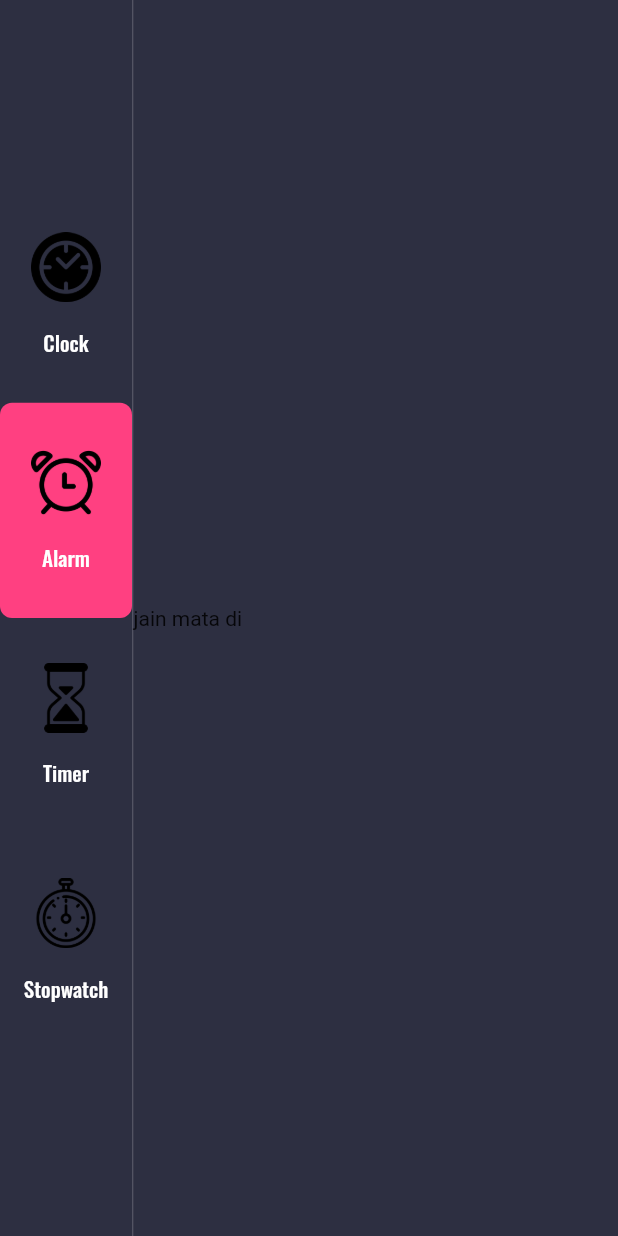
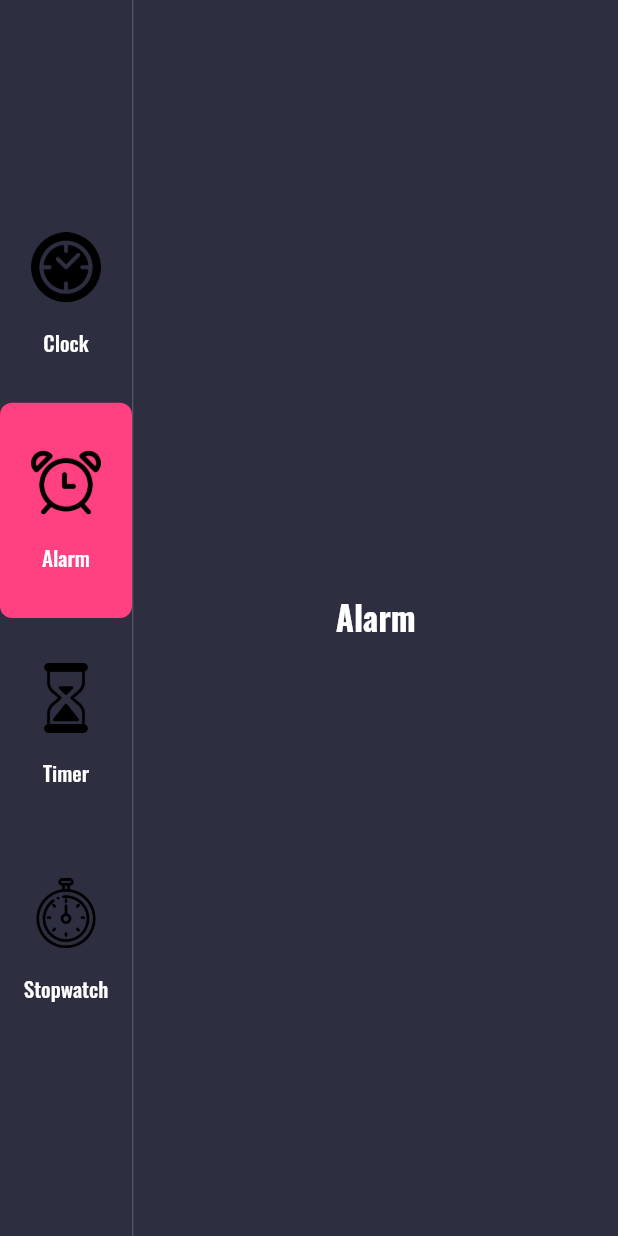
Before and after one commit to savagecarol/clock, a Flutter app: the screen it shows after launch, after a tap on "Alarm", on a phone screen of 412 x 824 dp. Run offline on Flutter 3.47's test engine with Material 2 defaults, Android fonts, the phone set to English and light mode, and no system bars; our stand-ins replace google_fonts.

Commit message:
alarm page started

```diff
--- a/lib/homepage/HomePage.dart
+++ b/lib/homepage/HomePage.dart
@@ -44,7 +44,7 @@ class _HomePageState extends State<HomePage> {
                 builder: (BuildContext context, MenuInfo value, Widget child) {
               if (value.menuType == MenuType.clock)
                 return ClockPage();
-              else if (value.menuType == MenuType.clock)
+              else if (value.menuType == MenuType.alarm)
                 return AlarmPage();
               else
                 return Container(child: Text("jain mata di"));
--- a/lib/pages/AlarmPage.dart
+++ b/lib/pages/AlarmPage.dart
@@ -1,3 +1,4 @@
+import 'package:clock/widgets/genralwidget.dart';
 import 'package:flutter/material.dart';
 class AlarmPage extends StatefulWidget {
 
@@ -7,10 +8,18 @@ class AlarmPage extends StatefulWidget {
 }
 
 class _AlarmPageState extends State<AlarmPage> {
+
+ Genral g=new Genral();
   @override
   Widget build(BuildContext context) {
     return Container(
-       child: Text('Alarm')
+       child: Column(
+         mainAxisAlignment: MainAxisAlignment.center,
+         children: <Widget>[
+           g.textwithstyle('Alarm',Colors.white,22,FontWeight.w700)
+
+         ],
+       )
     );
   }
 }
--- a/lib/widgets/genralwidget.dart
+++ b/lib/widgets/genralwidget.dart
@@ -9,6 +9,12 @@ class Genral {
   text(var str, Color a, double size) {
     return Text(str, style: GoogleFonts.oswald(color: a, fontSize: size));
   }
+
+   textwithstyle(var str, Color a, double size,FontWeight p) {
+    return Text(str, style: GoogleFonts.oswald(color: a, fontSize: size ,fontWeight: p));
+  }
+
+
 
   spaceh(double h) {
     return SizedBox(
```
